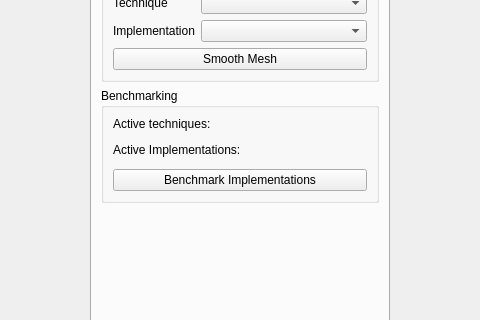
wibus/GpuMesh, file UserInterface/MainWindow.ui: the form before one commit; both pictures show x 160 to 640 and y 402 to 722 of the 800 by 857 pixel window.
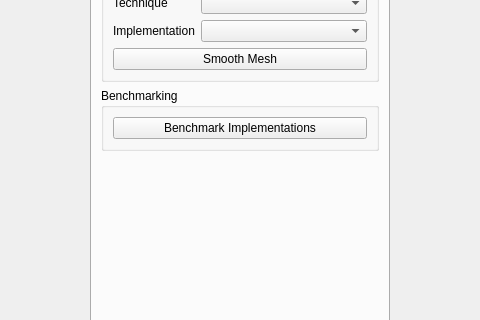
The form after the commit. The open tabs and pages were chosen to show the change.

```diff
--- a/UserInterface/MainWindow.ui
+++ b/UserInterface/MainWindow.ui
@@ -541,26 +541,6 @@
            <string>Benchmarking</string>
           </property>
           <layout class="QVBoxLayout" name="verticalLayout_4">
-           <item>
-            <widget class="QLabel" name="smoothActiveTechLabel">
-             <property name="text">
-              <string>Active techniques:</string>
-             </property>
-            </widget>
-           </item>
-           <item>
-            <widget class="QWidget" name="smoothActiveTechLayout" native="true"/>
-           </item>
-           <item>
-            <widget class="QLabel" name="smoothActiveImplLabel">
-             <property name="text">
-              <string>Active Implementations:</string>
-             </property>
-            </widget>
-           </item>
-           <item>
-            <widget class="QWidget" name="smoothActiveImplLayout" native="true"/>
-           </item>
            <item>
             <widget class="QPushButton" name="smoothBenchmarkImplButton">
              <property name="text">
```
